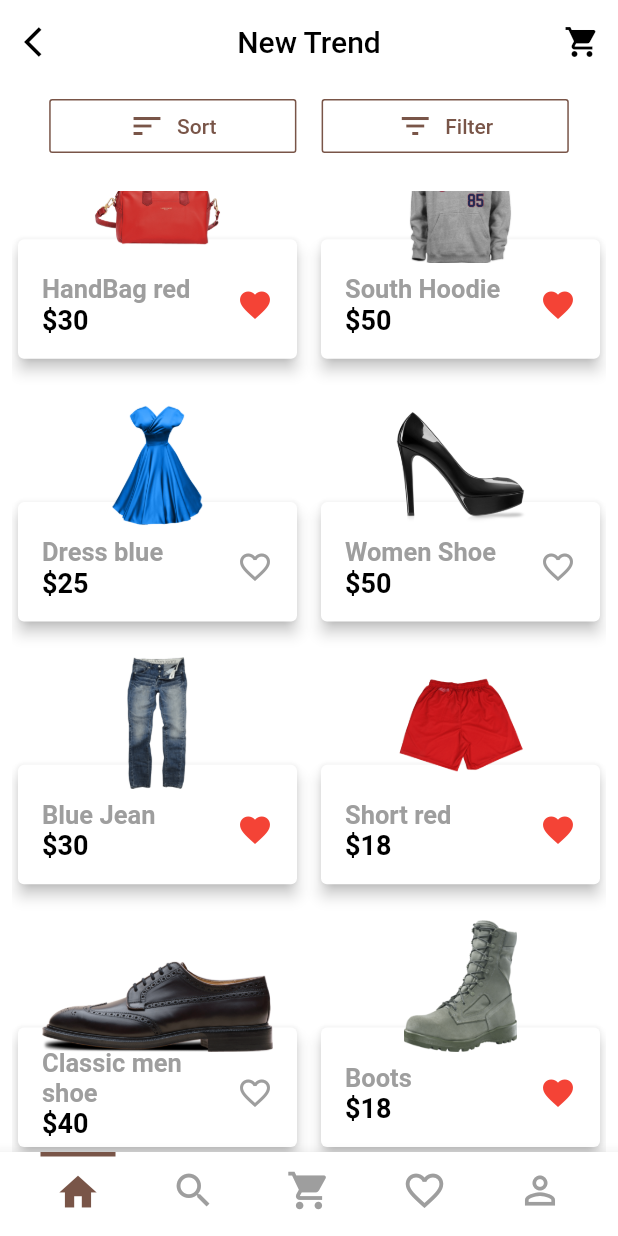
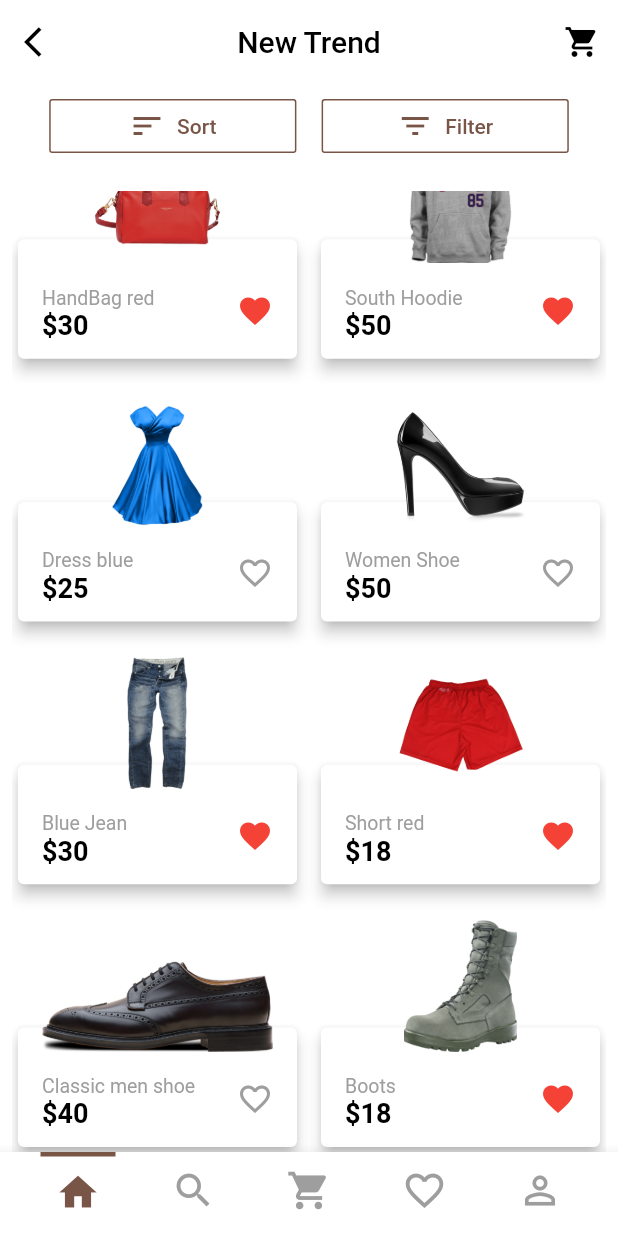
Before and after one commit to boanergepro/e-commerce-app-demo, a Flutter app: the screen it shows after launch, scrolled down 59 dp, on a phone screen of 412 x 824 dp. Run offline on Flutter 3.47's test engine with Material 2 defaults, Android fonts, the phone set to English and light mode, and no system bars.

Commit message:
[MOD]: - Ajuste tamano de los textos

```diff
--- a/lib/src/widgets/item_product.dart
+++ b/lib/src/widgets/item_product.dart
@@ -33,11 +33,10 @@ class ItemProduct extends StatelessWidget {
                         alignment: Alignment.bottomCenter,
                         width: constraints.maxWidth,
                         child: ListTile(
+                          dense: true,
                           title: Text(
                             name,
                             style: TextStyle(
-                              fontSize: 17,
-                              fontWeight: FontWeight.bold,
                               color: Colors.grey,
                             ),
                           ),
```
